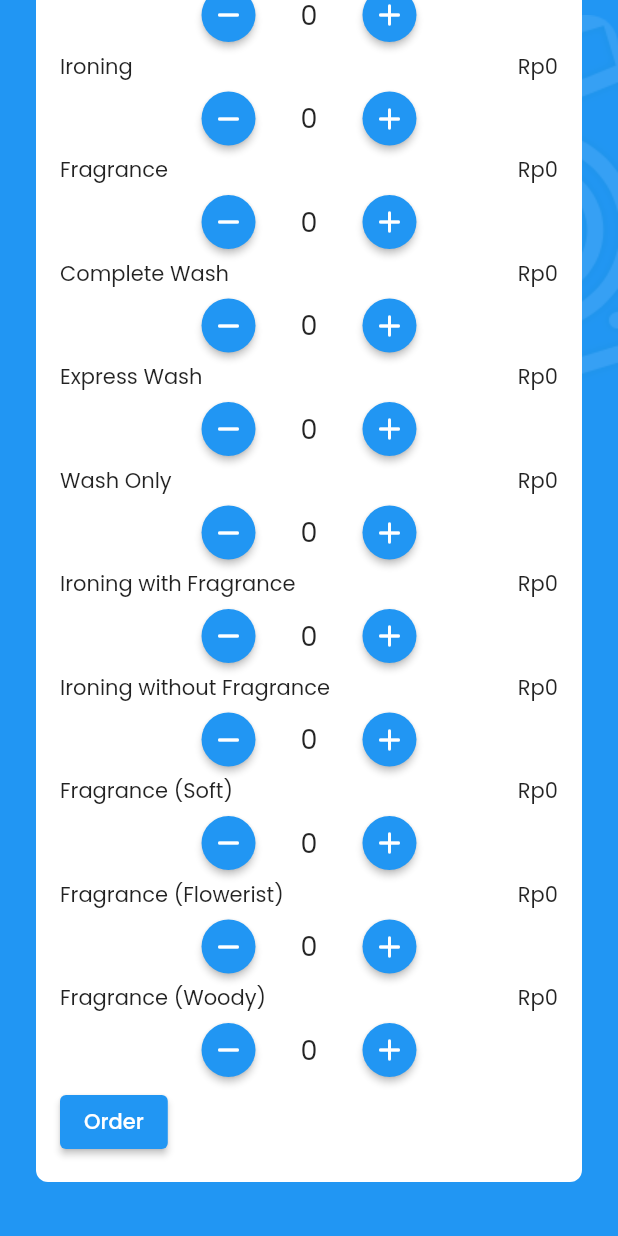
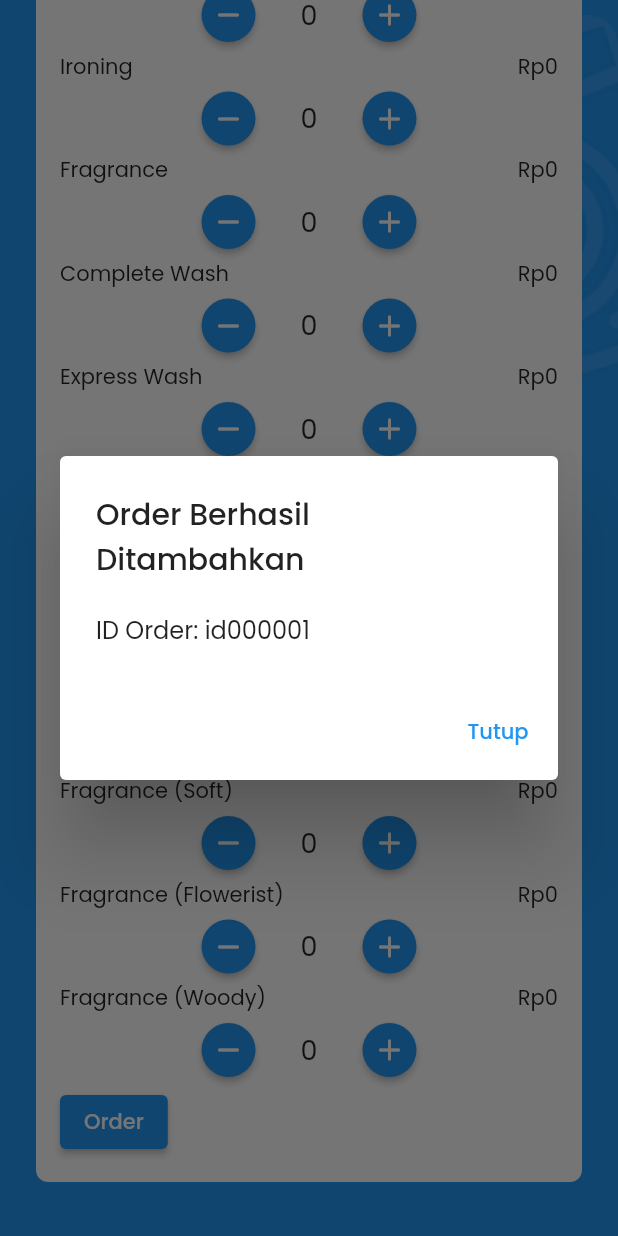
Before and after one commit to carolineadicahya/cleancare_laundry, a Flutter app: the AddLaundry screen opened directly, scrolled down 413 dp, after a tap on "Order", on a phone screen of 412 x 824 dp. Run offline on Flutter 3.47's test engine with Material 2 defaults, Android fonts, the phone set to English and light mode, and no system bars; our stand-ins replace cloud_firestore, firebase_auth, firebase_core, flutter_screenutil, flutter_spinkit, google_fonts and 3 more; missing offline and left inert: flutter_polyline_points; accounts and stored records are empty.

Commit message:
order uda masuk firebase tp blm lengkap

```diff
--- a/lib/pages/add.dart
+++ b/lib/pages/add.dart
@@ -1,7 +1,5 @@
-// import 'package:curved_navigation_bar/curved_navigation_bar.dart';
 import 'package:flutter/material.dart';
 import 'package:cloud_firestore/cloud_firestore.dart';
-// import 'package:CleanCare/pages/setting.dart'; // Import halaman pengaturan (ProfilePage)
 import '../utils/constants.dart';
 
 class AddLaundry extends StatefulWidget {
@@ -13,7 +11,6 @@ class AddLaundry extends StatefulWidget {
 
 class _AddLaundryState extends State<AddLaundry> {
   final FirebaseFirestore _firestore = FirebaseFirestore.instance;
-  int _packages = 0;
 
   final Map<String, dynamic> selectedOutlet = {
     'name': 'Laundry CleanCare',
@@ -37,6 +34,72 @@ class _AddLaundryState extends State<AddLaundry> {
     ],
   };
 
+  Future<void> _takeOrder() async {
+    try {
+      // Membuat dokumen order baru dengan auto-incremented ID
+      final orderCollection = _firestore.collection('order_db');
+      final orderDocument = await orderCollection.add({
+        'outletName': selectedOutlet['name'],
+        'orderDate': FieldValue.serverTimestamp(),
+        'packages': (selectedOutlet['packages'] as List<Map<String, dynamic>>)
+            .where((Map<String, dynamic> package) => package['quantity'] > 0)
+            .toList(),
+      });
+
+      // Menyimpan paket yang dipesan dalam sub-koleksi "packages"
+      final packagesCollection = orderDocument.collection('packages');
+      final orderedPackages =
+          (selectedOutlet['packages'] as List<Map<String, dynamic>>)
+              .where((Map<String, dynamic> package) => package['quantity'] > 0)
+              .toList();
+
+      for (var package in orderedPackages) {
+        await packagesCollection.add({
+          'name': package['name'],
+          'price': package['price'],
+          'quantity': package['quantity'],
+        });
+      }
+
+      showDialog(
+        context: context,
+        builder: (BuildContext context) {
+          return AlertDialog(
+            title: Text('Order Berhasil Ditambahkan'),
+            content: Text('ID Order: ${orderDocument.id}'),
+            actions: <Widget>[
+              TextButton(
+                onPressed: () {
+                  Navigator.of(context).pop();
+                },
+                child: Text('Tutup'),
+              ),
+            ],
+          );
+        },
+      );
+    } catch (error) {
+      // Menampilkan popup dialog saat terjadi kesalahan
+      showDialog(
+        context: context,
+        builder: (BuildContext context) {
+          return AlertDialog(
+            title: Text('Error'),
+            content: Text('Terjadi kesalahan saat menambahkan order: $error'),
+            actions: <Widget>[
+              TextButton(
+                onPressed: () {
+                  Navigator.of(context).pop();
+                },
+                child: Text('Tutup'),
+              ),
+            ],
+          );
+        },
+      );
+    }
+  }
+
   @override
   Widget build(BuildContext context) {
     return Scaffold(
@@ -51,8 +114,7 @@ class _AddLaundryState extends State<AddLaundry> {
               child: Opacity(
                 opacity: 0.3,
                 child: Image.asset(
-                  "assets/images/washing_machine_illustration.png",
-                ),
+                    "assets/images/washing_machine_illustration.png"),
               ),
             ),
             SingleChildScrollView(
@@ -102,6 +164,8 @@ class _AddLaundryState extends State<AddLaundry> {
                       openingHours: selectedOutlet['openingHours'] ?? '',
                       contact: selectedOutlet['contact'] ?? '',
                       packages: selectedOutlet['packages'] ?? [],
+                      takeOrder:
+                          _takeOrder, // Mengirim fungsi _takeOrder ke OutletBox
                     ),
                     const SizedBox(
                       height: 20.0,
@@ -124,15 +188,18 @@ class OutletBox extends StatefulWidget {
   final String openingHours;
   final String contact;
   final List<Map<String, dynamic>> packages;
+  final VoidCallback
+      takeOrder; // Fungsi _takeOrder yang diteruskan dari _AddLaundryState
 
   const OutletBox({
-    super.key,
+    Key? key,
     required this.name,
     required this.description,
     required this.address,
     required this.openingHours,
     required this.contact,
     required this.packages,
+    required this.takeOrder, // Tambahkan takeOrder ke konstruktor
   });
 
   @override
@@ -203,9 +270,8 @@ class _OutletBoxState extends State<OutletBox> {
             }).toList(),
           ),
           ElevatedButton(
-            onPressed: () {
-              setState(() {});
-            },
+            onPressed: widget
+                .takeOrder, // Menggunakan takeOrder yang diteruskan dari _AddLaundryState
             child: const Text('Order'),
           )
         ],
@@ -217,7 +283,7 @@ class _OutletBoxState extends State<OutletBox> {
 class PackageWidget extends StatefulWidget {
   final Map<String, dynamic> package;
 
-  const PackageWidget({super.key, required this.package});
+  const PackageWidget({Key? key, required this.package}) : super(key: key);
 
   @override
   _PackageWidgetState createState() => _PackageWidgetState();
@@ -248,8 +314,7 @@ class _PackageWidgetState extends State<PackageWidget> {
           ],
         ),
         Row(
-          mainAxisAlignment:
-              MainAxisAlignment.center, // Align buttons at the center
+          mainAxisAlignment: MainAxisAlignment.center,
           children: [
             ElevatedButton(
               onPressed: () {
@@ -265,11 +330,9 @@ class _PackageWidgetState extends State<PackageWidget> {
               ),
               style: ElevatedButton.styleFrom(shape: CircleBorder()),
             ),
-            const SizedBox(
-                width: 16.0), // Add some space between buttons and quantity
+            const SizedBox(width: 16.0),
             Text(quantity.toString(), style: const TextStyle(fontSize: 18.0)),
-            const SizedBox(
-                width: 16.0), // Add some space between quantity and buttons
+            const SizedBox(width: 16.0),
             ElevatedButton(
               onPressed: () {
                 setState(() {
```
